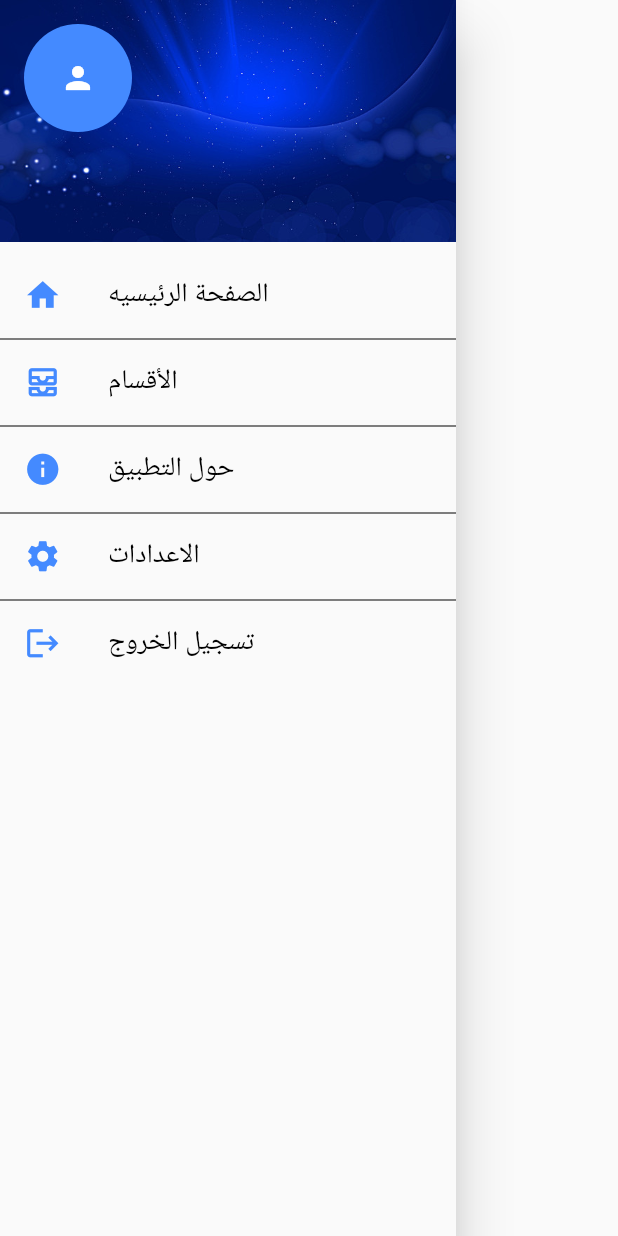
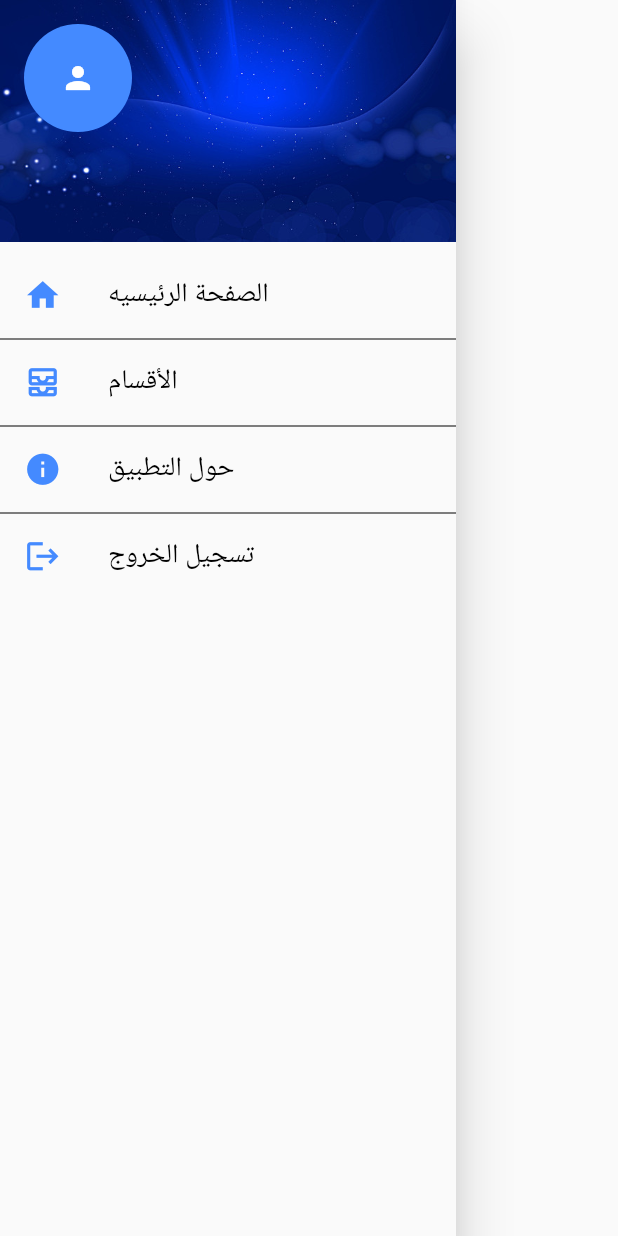
Before and after one commit to alaa1910/Mobile_Store, a Flutter app: the MyDrawer widget shown alone on an empty page, opened directly, on a phone screen of 412 x 824 dp. Run offline on Flutter 3.47's test engine with Material 2 defaults, Android fonts, the phone set to English and light mode, and no system bars; our stand-ins replace carousel_pro, firebase_auth, firebase_core, outline_material_icons; accounts and stored records are empty.

```diff
--- a/lib/main.dart
+++ b/lib/main.dart
@@ -56,6 +56,9 @@ class MyApp extends StatelessWidget{
     'about' :(context) {
       return About();
     },
+        'Relmi' :(context) {
+          return Relmi ();
+        },
     //     'darkmode' :(context) {
     //   return DarkMode();
     // }
--- a/lib/pages/compount/mydrawer.dart
+++ b/lib/pages/compount/mydrawer.dart
@@ -43,17 +43,7 @@ class MyDrawer extends StatelessWidget {
               Navigator.of(context).pushNamed('about');
             },
           ),
-          Divider(color:Colors.black ,height:2),
-          ListTile(
-            title: Text("الاعدادات", style: TextStyle(color: Colors.black , fontSize: 18),),
-            leading: Icon(Icons.settings ,color:Colors.blueAccent ,size: 25 ),
-            onTap: (){
-              // // Navigator.push(
-              // //   context,
-              // //   MaterialPageRoute(builder: (context) => DarkMode()),
-              // );
-            },
-          ),
+
           Divider(color:Colors.black ,height:2),
           ListTile(
             title: Text("تسجيل الخروج", style: TextStyle(color: Colors.black , fontSize: 18),),
```
